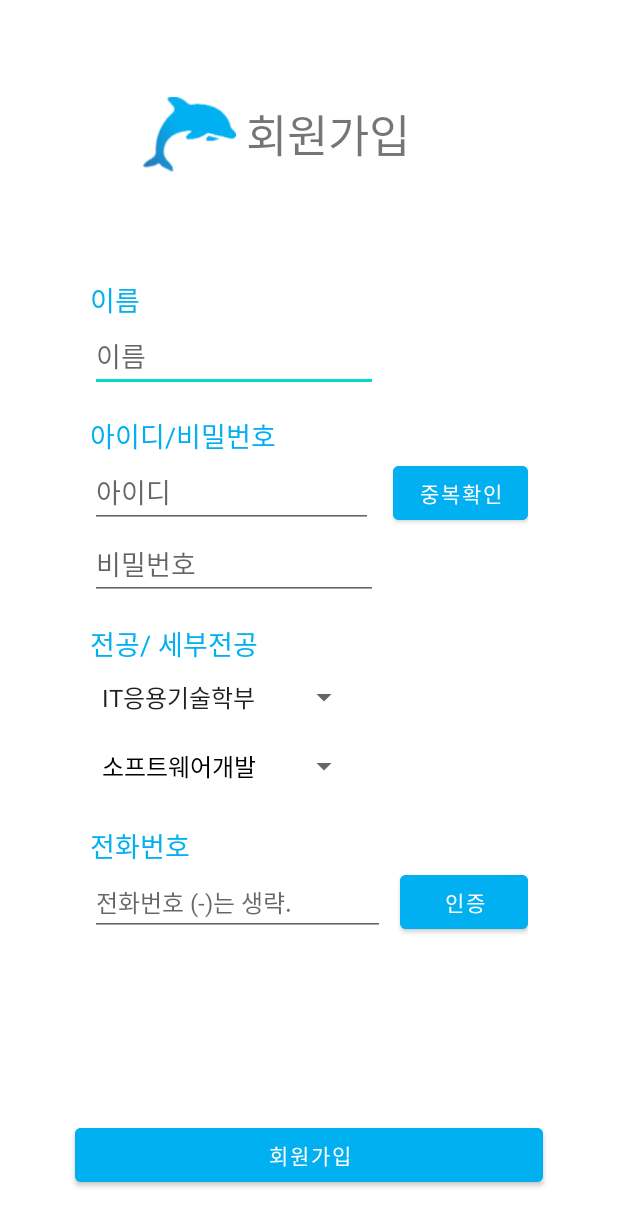
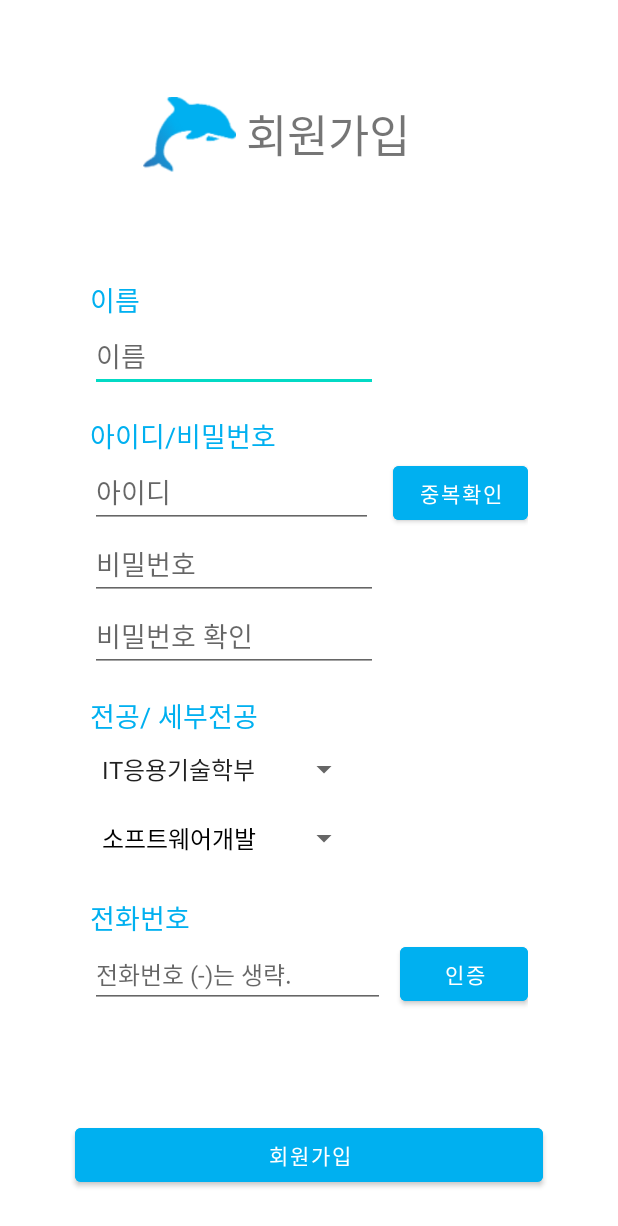
Before and after one commit to praccodeclang/Dolphin, an Android app: the RegisterActivity screen opened directly, with no data from a screen before it, on a phone screen of 412 x 824 dp. Shown: the top 1226 px of the screen. Run offline under Robolectric (Android 15) with nearby library versions, the phone set to English and light mode, and no system bars; our stand-ins replace Volley; network calls fail.

Commit message:
백업05.25

```diff
--- a/app/src/main/java/com/taewon/dolphin/LoginActivity.java
+++ b/app/src/main/java/com/taewon/dolphin/LoginActivity.java
@@ -62,6 +62,7 @@ public class LoginActivity extends AppCompatActivity {
                 Response.Listener<String> responseListener = new Response.Listener<String>() {
                     @Override
                     public void onResponse(String response) {
+                        //서버에서 응답을 받으면 실행.
                         try
                         {
                             JSONObject jsonObject = new JSONObject(response);
@@ -74,12 +75,13 @@ public class LoginActivity extends AppCompatActivity {
                                 Toast.makeText(LoginActivity.this, "로그인 성공", Toast.LENGTH_SHORT).show();
                                 Intent intent = new Intent(LoginActivity.this, MainActivity.class);
 
-                                //UserData.class 에 데이터를 저장.
+                                //1. UserData.class 에 데이터를 저장.
                                 UserData.getInstance().setUserID(jsonObject.getString("userID"));
                                 UserData.getInstance().setUserName(jsonObject.getString("userName"));
                                 UserData.getInstance().setUserMajor(jsonObject.getString("userMajor"));
                                 UserData.getInstance().setUserDept(jsonObject.getString("userDept"));
                                 UserData.getInstance().setUserPhoneNum(jsonObject.getString("userPhoneNum"));
+
                                 startActivity(intent);
                                 finish();
                             }
--- a/app/src/main/java/com/taewon/dolphin/MainActivity.java
+++ b/app/src/main/java/com/taewon/dolphin/MainActivity.java
@@ -48,6 +48,7 @@ public class MainActivity extends AppCompatActivity{
         profileUserDept.setText(UserData.getInstance().getUserDept());
 
         //mainNoticeListView에 아이템 추가(3개만 넣어볼게요.)
+
 
 
 
--- a/app/src/main/java/com/taewon/dolphin/RegisterActivity.java
+++ b/app/src/main/java/com/taewon/dolphin/RegisterActivity.java
@@ -309,6 +309,7 @@ public class RegisterActivity extends AppCompatActivity {
             }
         });
 
+        //메이저 선택시,
         userMajor.setOnItemSelectedListener(new AdapterView.OnItemSelectedListener() {
             @Override
             public void onItemSelected(AdapterView<?> parent, View view, int position, long id) {
--- a/app/src/main/java/com/taewon/dolphin/UserData.java
+++ b/app/src/main/java/com/taewon/dolphin/UserData.java
@@ -10,8 +10,13 @@ public class UserData {
     }
     private UserData(){ }
     /* 싱글턴 패턴 end */
+
     private String userID, userName, userMajor, userDept, userPhoneNum;
 
+
+
+
+    //getters, setters.
     public String getUserID() {
         return userID;
     }
--- a/app/src/main/res/layout/activity_login.xml
+++ b/app/src/main/res/layout/activity_login.xml
@@ -108,7 +108,7 @@
                 android:textColor="@color/Dolphin"
                 android:textSize="15sp"
                 app:layout_constraintEnd_toEndOf="parent"
-                app:layout_constraintTop_toTopOf="parent" />
+                app:layout_constraintTop_toTopOf="parent"/>
         </androidx.constraintlayout.widget.ConstraintLayout>
     </LinearLayout>
     <!-- loginForm_End -->
--- a/app/src/main/res/layout/activity_register.xml
+++ b/app/src/main/res/layout/activity_register.xml
@@ -98,6 +98,25 @@
                      android:inputType="textPassword"
                      android:textAlignment="textStart"
                      android:layout_marginRight="100dp"/>
+                 <LinearLayout
+                     android:layout_width="match_parent"
+                     android:layout_height="wrap_content"
+                     android:orientation="vertical">
+                     <EditText
+                         android:layout_width="match_parent"
+                         android:layout_height="wrap_content"
+                         android:id="@+id/passwordTextChk"
+                         android:hint="비밀번호 확인"
+                         android:inputType="textPassword"
+                         android:textAlignment="textStart"
+                         android:layout_marginRight="100dp"/>
+                     <TextView
+                         android:layout_width="wrap_content"
+                         android:layout_height="wrap_content"
+                         android:text="비밀번호가 틀렸습니다."
+                         android:visibility="gone"
+                         android:textColor="@color/warning"/>
+                 </LinearLayout>
              </LinearLayout>
 
 
```
Also changed, not shown: app/src/main/java/com/taewon/dolphin/JsoupAsyncTask.java (added, +65 -0 lines).
